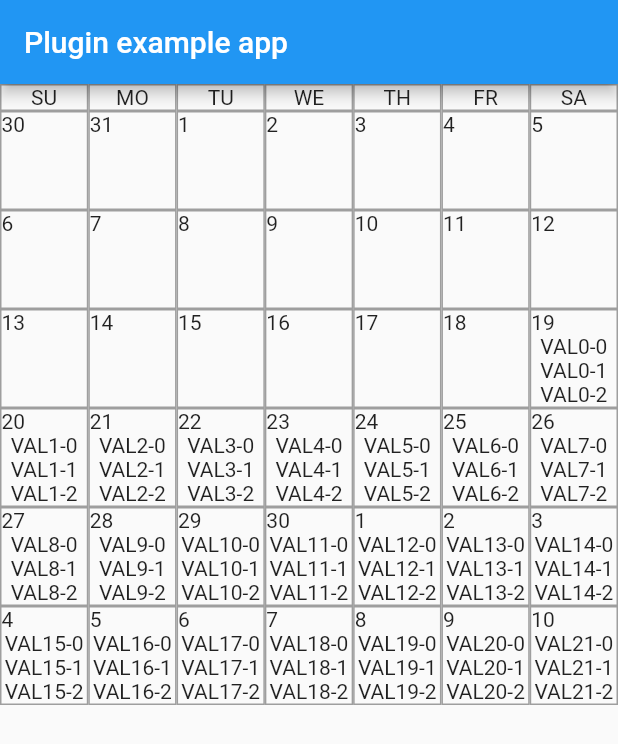
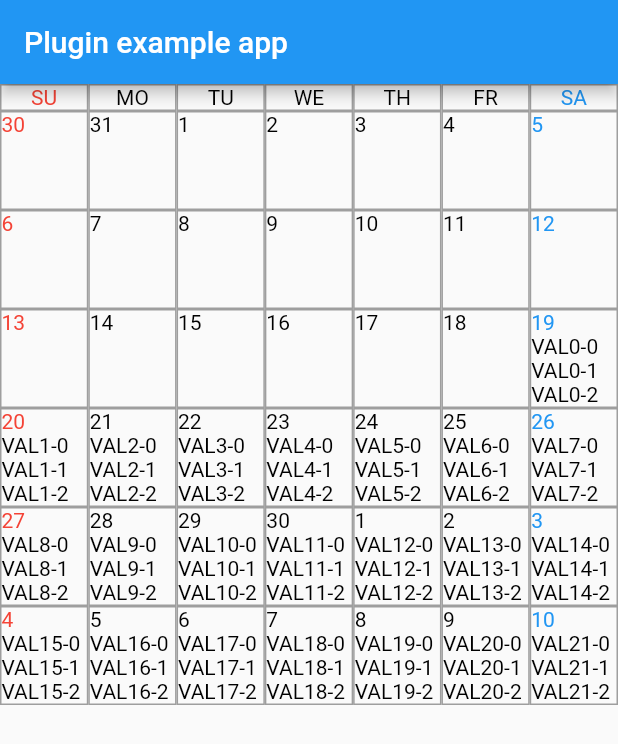
Before and after one commit to Tomohiro-Uchida/u_calendar_view_dart, a Flutter app: the screen it shows after launch, on a phone screen of 412 x 824 dp. Shown: the top 744 px of the screen. Run offline on Flutter 3.47's test engine with Material 2 defaults, Android fonts, the phone set to English and light mode, and no system bars; our stand-ins replace plugin_platform_interface.

Commit message:
Table Completed.

```diff
--- a/lib/u_calendar_view_dart.dart
+++ b/lib/u_calendar_view_dart.dart
@@ -1,27 +1,28 @@
 import 'dart:core';
 
 import 'package:flutter/material.dart';
+import 'package:u_calendar_view_dart/japanese_national_holiday.dart';
 import 'generated/l10n.dart';
 import 'u_calendar_view_dart_platform_interface.dart';
 
-enum Alignment { leading, trailing }
+const double defaultFontSize = 14.0;
 
 class UCEntry {
   String applicationTag = "";
   DateTime date = DateTime(2022, 1, 1, 0, 0, 0, 0, 0);
   String leftLabel = "";
-  Color leftLabelColor = const Color(0xFFFFFFFF);
+  Color leftLabelColor = const Color(0xFF000000);
   String middleLabel = "";
-  Color middleLabelColor = const Color(0xFFFFFFFF);
-  String value = "";
-  Color valueColor = const Color(0xFFFFFFFF);
+  Color middleLabelColor = const Color(0xFF000000);
+  String value = "          ";
+  Color valueColor = const Color(0xFF000000);
   String unit = "";
-  Color unitColor = const Color(0xFFFFFFFF);
+  Color unitColor = const Color(0xFF000000);
   String rightLabel = "";
-  Color rightLabelColor = const Color(0xFFFFFFFF);
-  double tableFontSize = 10.0;
-  double listFontSize = 12.0;
-  Alignment tableAlignment = Alignment.leading;
+  Color rightLabelColor = const Color(0xFF000000);
+  double tableFontSize = 14.0;
+  double listFontSize = 18.0;
+  Alignment tableAlignment = Alignment.centerLeft;
 }
 
 class EntryList {
@@ -33,8 +34,9 @@ EntryList entryList = EntryList();
 
 class UCDate extends StatefulWidget {
   DateTime date = DateTime(2022, 1, 1, 0, 0, 0, 0, 0);
+  Holiday holiday = Holiday();
 
-  UCDate(this.date, {super.key});
+  UCDate(this.date, this.holiday, {super.key});
 
   @override
   _UCDateState createState() => _UCDateState();
@@ -42,11 +44,13 @@ class UCDate extends StatefulWidget {
 
 class _UCDateState extends State<UCDate> {
   DateTime date = DateTime(2022, 1, 1, 0, 0, 0, 0, 0);
+  Holiday holiday = Holiday();
 
   @override
   initState() {
     super.initState();
     date = widget.date;
+    holiday = widget.holiday;
   }
 
   void setDate(DateTime date) {
@@ -59,17 +63,49 @@ class _UCDateState extends State<UCDate> {
     return date;
   }
 
+  Widget setDateAndWeekOfMonth(DateTime date, Holiday holiday) {
+    Widget retVal;
+    if (holiday.isHoliday || date.weekday == DateTime.sunday) {
+      retVal = Text('${date.day}',
+          textAlign: TextAlign.start,
+          style: const TextStyle(color: Colors.red, fontSize: defaultFontSize));
+    } else if (date.weekday == DateTime.saturday) {
+      retVal = Text('${date.day}',
+          textAlign: TextAlign.start,
+          style:
+              const TextStyle(color: Colors.blue, fontSize: defaultFontSize));
+    } else {
+      retVal = Text('${date.day}',
+          textAlign: TextAlign.start,
+          style:
+              const TextStyle(color: Colors.black, fontSize: defaultFontSize));
+    }
+    return retVal;
+  }
+
   @override
   Widget build(BuildContext context) {
-    return Container(
-      width: double.infinity,
-      child: Text('${date.day}', textAlign: TextAlign.start),
-    );
+    return setDateAndWeekOfMonth(date, holiday);
+  }
+}
+
+class UCHoliday extends StatelessWidget {
+  Holiday holiday = Holiday();
+
+  UCHoliday(this.holiday, {super.key});
+
+  @override
+  Widget build(BuildContext context) {
+    return Expanded(
+        child: Text(holiday.holidayName,
+        maxLines: 1,
+        overflow: TextOverflow.clip,
+        style: const TextStyle(fontSize: defaultFontSize - 3.0)));
   }
 }
 
 class UCDayEntry extends StatefulWidget {
-  String dayEntry = "";
+  UCEntry dayEntry = UCEntry();
 
   UCDayEntry(this.dayEntry, {super.key});
 
@@ -78,7 +114,7 @@ class UCDayEntry extends StatefulWidget {
 }
 
 class _UCDayEntryState extends State<UCDayEntry> {
-  String dayEntry = "";
+  UCEntry dayEntry = UCEntry();
 
   @override
   initState() {
@@ -86,19 +122,25 @@ class _UCDayEntryState extends State<UCDayEntry> {
     dayEntry = widget.dayEntry;
   }
 
-  void setDayEntry(String dayEntry) {
+  void setDayEntry(UCEntry dayEntry) {
     setState(() {
       this.dayEntry = dayEntry;
     });
   }
 
-  String getDayEntry() {
+  UCEntry getDayEntry() {
     return dayEntry;
   }
 
   @override
   Widget build(BuildContext context) {
-    return Text(dayEntry, maxLines: 1);
+    return Container(
+      alignment: dayEntry.tableAlignment,
+      child: Text(dayEntry.value,
+          maxLines: 1,
+          style: TextStyle(
+              fontSize: dayEntry.tableFontSize, color: dayEntry.valueColor)),
+    );
   }
 }
 
@@ -138,21 +180,44 @@ class _UCDayState extends State<UCDay> {
   @override
   Widget build(BuildContext context) {
     int i;
+    JapaneseNationalHoliday japaneseNationalHoliday =
+        JapaneseNationalHoliday(context);
+    Holiday holiday = japaneseNationalHoliday.getHoliday(date);
     return Expanded(
         child: Container(
             decoration: BoxDecoration(
               border: Border.all(color: Colors.grey),
             ),
             child: Column(children: <Widget>[
-              UCDate(date),
+              Row(children: <Widget>[
+                UCDate(date, holiday),
+                UCHoliday(holiday)
+              ]),
               for (i = 0;
                   i < entryList.maxLinesInDay && i < entriesOfTheDay.length;
-                  i++) ...{UCDayEntry(entriesOfTheDay[i].value)},
+                  i++) ...{UCDayEntry(entriesOfTheDay[i])},
               for (int j = i; j < entryList.maxLinesInDay; j++) ...{
-                UCDayEntry("        ")
+                UCDayEntry(UCEntry())
               }
             ])));
   }
+}
+
+Widget setWeekLabels(BuildContext context, String label) {
+  Widget retVal;
+  if (label == S.of(context).sun) {
+    retVal = Text(label,
+        textAlign: TextAlign.center, style: const TextStyle(color: Colors.red));
+  } else if (label == S.of(context).sat) {
+    retVal = Text(label,
+        textAlign: TextAlign.center,
+        style: const TextStyle(color: Colors.blue));
+  } else {
+    retVal = Text(label,
+        textAlign: TextAlign.center,
+        style: const TextStyle(color: Colors.black));
+  }
+  return retVal;
 }
 
 class WeekLabel extends StatelessWidget {
@@ -174,7 +239,7 @@ class WeekLabel extends StatelessWidget {
                 decoration: BoxDecoration(
                   border: Border.all(color: Colors.grey),
                 ),
-                child: Text(label, textAlign: TextAlign.center)))
+                child: setWeekLabels(context, label)))
       }
     ]);
   }
```
Also changed, not shown: lib/japanese_national_holiday.dart (added, +466 -0 lines), lib/l10n/intl_en.arb (+23 -1 lines), lib/l10n/intl_ja.arb (+23 -1 lines), lib/generated/intl/messages_en.dart, lib/generated/intl/messages_ja.dart, lib/generated/l10n.dart, 1 other file.
